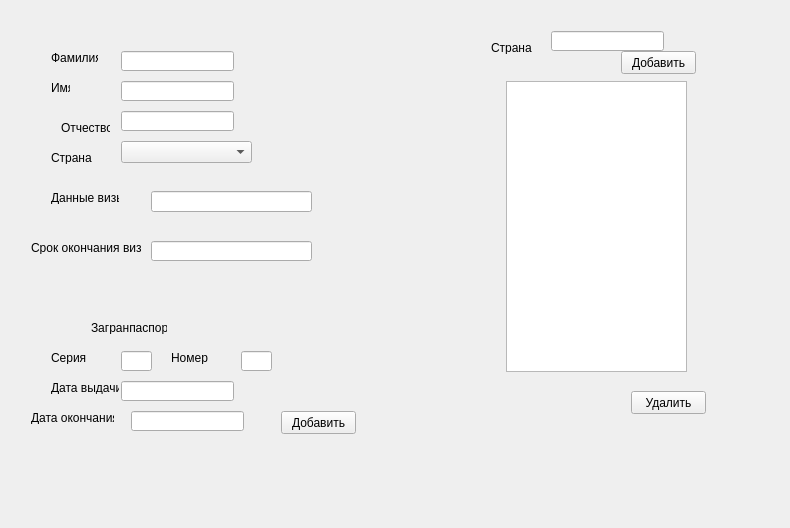
Above: widget.ui from BoykoVik/List_of_mans before the change. Below: the same form after it.
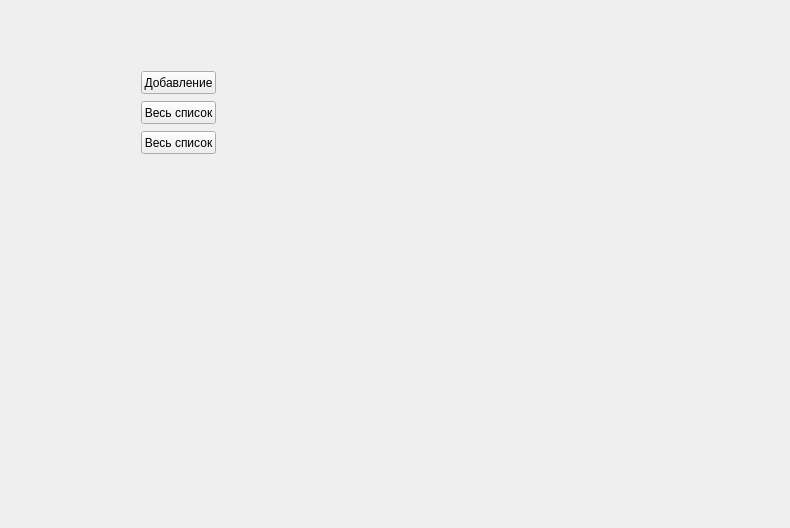
That is the form after the change. The open tabs and pages were chosen to show the change.

```diff
--- a/widget.ui
+++ b/widget.ui
@@ -19,6 +19,47 @@
      <property name="currentIndex">
       <number>0</number>
      </property>
+     <widget class="QWidget" name="page_3">
+      <widget class="QPushButton" name="pushButton_6">
+       <property name="geometry">
+        <rect>
+         <x>130</x>
+         <y>60</y>
+         <width>75</width>
+         <height>23</height>
+        </rect>
+       </property>
+       <property name="text">
+        <string>Добавление</string>
+       </property>
+      </widget>
+      <widget class="QPushButton" name="pushButton_7">
+       <property name="geometry">
+        <rect>
+         <x>130</x>
+         <y>90</y>
+         <width>75</width>
+         <height>23</height>
+        </rect>
+       </property>
+       <property name="text">
+        <string>Весь список</string>
+       </property>
+      </widget>
+      <widget class="QPushButton" name="pushButton_8">
+       <property name="geometry">
+        <rect>
+         <x>130</x>
+         <y>120</y>
+         <width>75</width>
+         <height>23</height>
+        </rect>
+       </property>
+       <property name="text">
+        <string>Весь список</string>
+       </property>
+      </widget>
+     </widget>
      <widget class="QWidget" name="page">
       <widget class="QLineEdit" name="lineEdit">
        <property name="geometry">
```
Left out of the diff: 41 changed lines with no effect on the pictures.
